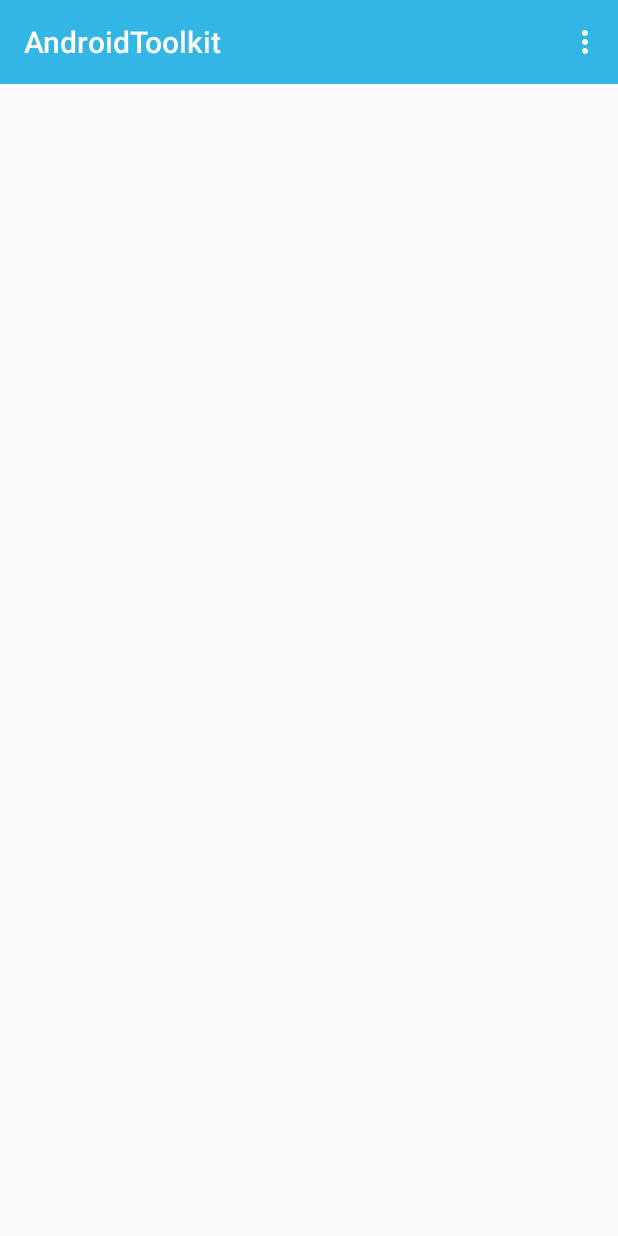
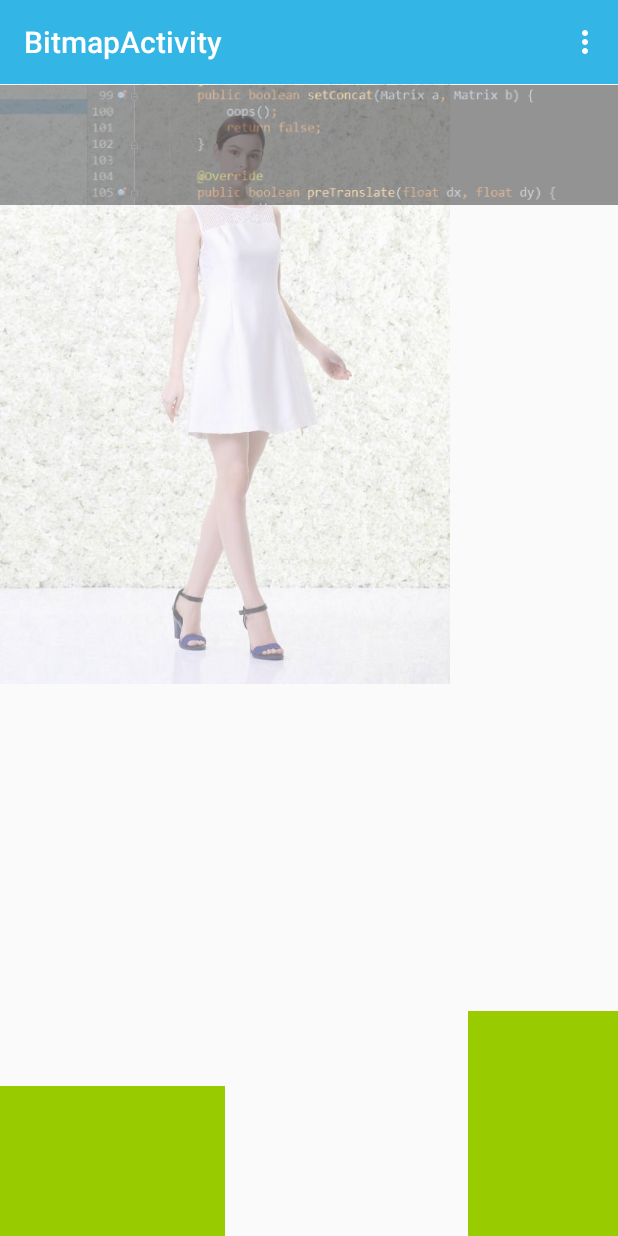
Before and after one commit to whinc/AndroidToolkit, an Android app: the screen it shows after launch (MainActivity before the commit, BitmapActivity after it), on a phone screen of 412 x 824 dp. Run offline under Robolectric (Android 15) with nearby library versions, the phone set to English and light mode, and no system bars; our stand-ins replace ButterKnife.

Commit message:
Create BitmapUtils class

```diff
--- /dev/null
+++ b/app/src/main/java/com/whinc/util/test/BitmapActivity.java
@@ -0,0 +1,79 @@
+package com.whinc.util.test;
+
+import android.graphics.Bitmap;
+import android.graphics.BitmapFactory;
+import android.os.Bundle;
+import android.support.v7.app.AppCompatActivity;
+import android.support.v7.widget.Toolbar;
+import android.view.Menu;
+import android.view.MenuItem;
+import android.view.ViewGroup;
+import android.widget.ImageView;
+
+import com.whinc.util.BitmapUtils;
+
+import butterknife.Bind;
+import butterknife.ButterKnife;
+
+public class BitmapActivity extends AppCompatActivity {
+    @Bind(R.id.source_iv)
+    ImageView mSourceIv;
+    @Bind(R.id.target_iv)
+    ImageView mTargetIv;
+    @Bind(R.id.target2_iv)
+    ImageView mTarget2Iv;
+    @Bind(R.id.toolbar)
+    Toolbar mToolBar;
+
+    @Override
+    protected void onCreate(Bundle savedInstanceState) {
+        super.onCreate(savedInstanceState);
+        setContentView(R.layout.activity_bitmap);
+        ButterKnife.bind(this);
+        setSupportActionBar(mToolBar);
+    }
+
+    @Override
+    public boolean onCreateOptionsMenu(Menu menu) {
+        // Inflate the menu; this adds items to the action bar if it is present.
+        getMenuInflater().inflate(R.menu.menu_bitmap, menu);
+        return true;
+    }
+
+    @Override
+    public boolean onOptionsItemSelected(MenuItem item) {
+        // Handle action bar item clicks here. The action bar will
+        // automatically handle clicks on the Home/Up button, so long
+        // as you specify a parent activity in AndroidManifest.xml.
+        int id = item.getItemId();
+
+        Bitmap src = BitmapFactory.decodeResource(getResources(), R.drawable.img1);
+        Bitmap src2 = BitmapFactory.decodeResource(getResources(), R.drawable.h_img);
+        ViewGroup.LayoutParams lp = mTargetIv.getLayoutParams();
+        float ratioWH = 1.0f * lp.width / lp.height;
+        ViewGroup.LayoutParams lp2 = mTarget2Iv.getLayoutParams();
+        float ratioWH2 = 1.0f * lp2.width / lp2.height;
+        Bitmap dst = null;
+        Bitmap dst2 = null;
+        //noinspection SimplifiableIfStatement
+        if (id == R.id.action_crop_center) {
+            dst = BitmapUtils.crop(src, ratioWH, BitmapUtils.CROP_CENTER);
+            dst2 = BitmapUtils.crop(src2, ratioWH2, BitmapUtils.CROP_CENTER);
+        } else if (id == R.id.action_crop_left_top) {
+            dst = BitmapUtils.crop(src, ratioWH, BitmapUtils.CROP_LEFT | BitmapUtils.CROP_TOP);
+            dst2 = BitmapUtils.crop(src2, ratioWH2, BitmapUtils.CROP_LEFT | BitmapUtils.CROP_TOP);
+        } else if (id == R.id.action_crop_right_bottom) {
+            dst = BitmapUtils.crop(src, ratioWH, BitmapUtils.CROP_RIGHT | BitmapUtils.CROP_BOTTOM);
+            dst2 = BitmapUtils.crop(src2, ratioWH2, BitmapUtils.CROP_RIGHT | BitmapUtils.CROP_BOTTOM);
+        }
+        mTargetIv.setImageBitmap(dst);
+        mTarget2Iv.setImageBitmap(dst2);
+
+        src.recycle();
+        src = null;
+        src2.recycle();
+        src2 = null;
+
+        return true;
+    }
+}
--- /dev/null
+++ b/app/src/main/res/layout/activity_bitmap.xml
@@ -0,0 +1,57 @@
+<android.support.design.widget.CoordinatorLayout
+    xmlns:android="http://schemas.android.com/apk/res/android"
+    xmlns:tools="http://schemas.android.com/tools"
+    xmlns:app="http://schemas.android.com/apk/res-auto"
+    android:id="@+id/bitmap_cl"
+    android:layout_width="match_parent"
+    android:layout_height="match_parent"
+    tools:context=".BitmapActivity"
+    >
+    <LinearLayout
+        android:layout_width="match_parent"
+        android:layout_height="match_parent"
+        android:orientation="vertical"
+        >
+        <android.support.v7.widget.Toolbar
+            android:id="@+id/toolbar"
+            android:layout_width="match_parent"
+            android:layout_height="?attr/actionBarSize"
+            android:background="?attr/colorPrimary"
+            app:popupTheme="@style/ThemeOverlay.AppCompat.Light"
+            app:theme="@style/ThemeOverlay.AppCompat.Dark.ActionBar"
+            />
+        <FrameLayout
+            android:layout_width="match_parent"
+            android:layout_height="match_parent"
+            >
+            <ImageView
+                android:id="@+id/source_iv"
+                android:layout_width="wrap_content"
+                android:layout_height="wrap_content"
+                android:src="@drawable/img1"
+                android:alpha="0.5"
+                />
+            <ImageView
+                android:id="@+id/source2_iv"
+                android:layout_width="wrap_content"
+                android:layout_height="wrap_content"
+                android:src="@drawable/h_img"
+                android:alpha="0.5"
+                />
+            <ImageView
+                android:id="@+id/target_iv"
+                android:layout_width="100dp"
+                android:layout_height="150dp"
+                android:layout_gravity="bottom|right"
+                android:background="@android:color/holo_green_light"
+                />
+            <ImageView
+                android:id="@+id/target2_iv"
+                android:layout_width="150dp"
+                android:layout_height="100dp"
+                android:layout_gravity="bottom|left"
+                android:background="@android:color/holo_green_light"
+                />
+        </FrameLayout>
+    </LinearLayout>
+</android.support.design.widget.CoordinatorLayout>
--- /dev/null
+++ b/app/src/main/res/menu/menu_bitmap.xml
@@ -0,0 +1,17 @@
+<menu xmlns:android="http://schemas.android.com/apk/res/android"
+      xmlns:app="http://schemas.android.com/apk/res-auto"
+      xmlns:tools="http://schemas.android.com/tools"
+      tools:context="com.whinc.util.test.BitmapActivity">
+    <item android:id="@+id/action_crop_center"
+          android:title="crop center"
+          android:orderInCategory="100"
+          app:showAsAction="never"/>
+      <item android:id="@+id/action_crop_left_top"
+            android:title="crop left top"
+            android:orderInCategory="100"
+            app:showAsAction="never"/>
+      <item android:id="@+id/action_crop_right_bottom"
+            android:title="crop right bottom"
+            android:orderInCategory="100"
+            app:showAsAction="never"/>
+</menu>
--- a/app/src/main/res/values/strings.xml
+++ b/app/src/main/res/values/strings.xml
@@ -5,4 +5,5 @@
     <string name="action_settings">Settings</string>
     <string name="title_activity_log">LogActivity</string>
     <string name="title_activity_crash_handler">CrashHandlerActivity</string>
+    <string name="title_activity_bitmap">BitmapActivity</string>
 </resources>
```
Also changed, not shown: app/src/main/AndroidManifest.xml (+6 -1 lines), app/src/main/res/layout/activity_main.xml (+13 -7 lines), lib/src/main/java/com/whinc/util/BitmapUtils.java (added, +89 -0 lines), app/src/main/res/drawable-xhdpi/h_img.png (added), app/src/main/res/drawable-xhdpi/img1.jpg (added).
